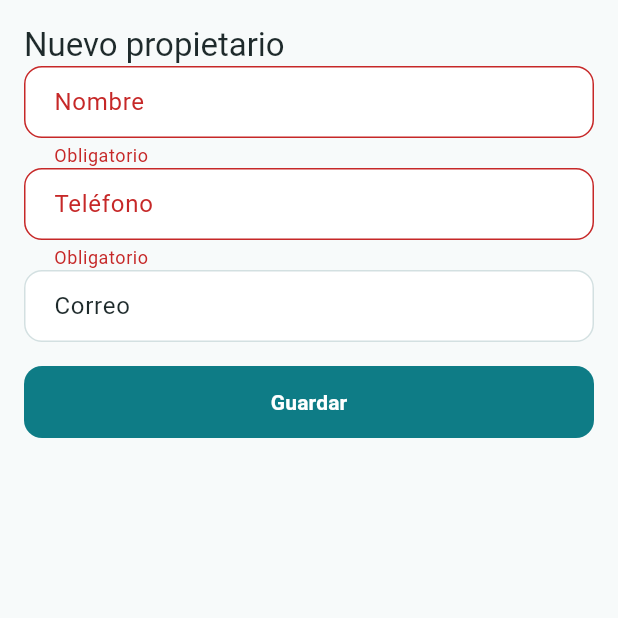
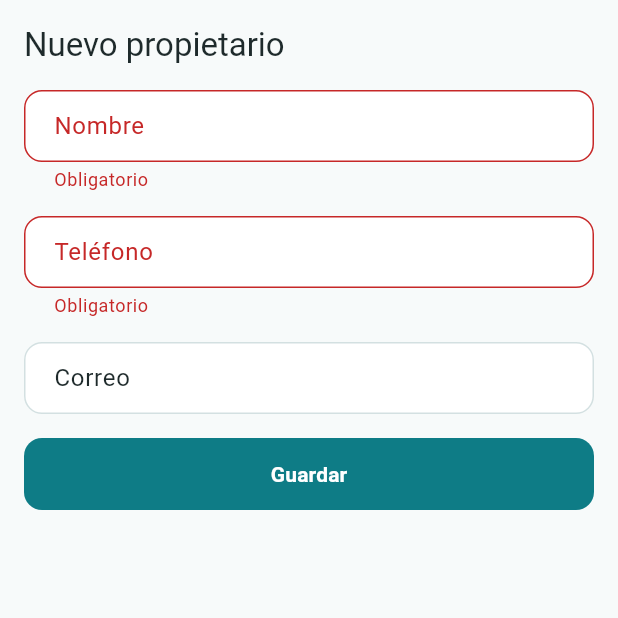
Before and after one commit to Choppers-code/VetCat, a Flutter app: the FormularioDePropietario screen opened directly, after a tap on "Guardar", on a phone screen of 412 x 824 dp, the top half of it. Run offline on Flutter 3.47's test engine with Material 3 defaults, Android fonts, the phone set to English and light mode, and no system bars; our stand-ins replace dio, flutter_riverpod, flutter_secure_storage, freezed_annotation; missing offline and left inert: flutter_appauth; accounts and stored records are empty.

Commit message:
fix(app): confirmar el teléfono repetido también al editar
Separa además los campos del formulario.

Refs #174

```diff
--- a/frontend/apps/vetcat_app/lib/features/propietarios/formulario_de_propietario.dart
+++ b/frontend/apps/vetcat_app/lib/features/propietarios/formulario_de_propietario.dart
@@ -8,6 +8,8 @@ import 'repositorio_de_propietarios.dart';
 
 const mensajeDeDuplicado =
     'Ya existe un propietario con ese teléfono. ¿Registrarlo de todos modos?';
+const mensajeDeDuplicadoAlEditar =
+    'Otro propietario ya tiene ese teléfono. ¿Guardar de todos modos?';
 
 /// Alta y edición. La dirección solo se ofrece si el plan incluye visitas a
 /// domicilio; el backend la rechaza igual si se fuerza.
@@ -78,7 +80,9 @@ class _Estado extends ConsumerState<FormularioDePropietario> {
       ref.read(pasoProvider.notifier).ir(PasoFicha(guardado.id));
     } on ErrorDeApi catch (e) {
       if (!mounted) return;
-      if (e.tipo == TipoDeError.conflicto && original == null) {
+      // El único 409 de alta y edición es el teléfono repetido. Ya confirmado,
+      // no se vuelve a preguntar.
+      if (e.tipo == TipoDeError.conflicto && !confirmarDuplicado) {
         setState(() => _guardando = false);
         if (await _confirmarDuplicado() && mounted) {
           await _guardar(confirmarDuplicado: true);
@@ -99,10 +103,11 @@ class _Estado extends ConsumerState<FormularioDePropietario> {
   }
 
   Future<bool> _confirmarDuplicado() async {
+    final alta = widget.propietario == null;
     final acepta = await showDialog<bool>(
       context: context,
       builder: (contexto) => AlertDialog(
-        content: const Text(mensajeDeDuplicado),
+        content: Text(alta ? mensajeDeDuplicado : mensajeDeDuplicadoAlEditar),
         actions: [
           TextButton(
             onPressed: () => Navigator.pop(contexto, false),
@@ -110,7 +115,9 @@ class _Estado extends ConsumerState<FormularioDePropietario> {
           ),
           FilledButton(
             onPressed: () => Navigator.pop(contexto, true),
-            child: const Text('Registrar de todos modos'),
+            child: Text(
+              alta ? 'Registrar de todos modos' : 'Guardar de todos modos',
+            ),
           ),
         ],
       ),
@@ -133,28 +140,33 @@ class _Estado extends ConsumerState<FormularioDePropietario> {
                   : 'Editar propietario',
               style: Theme.of(context).textTheme.titleLarge,
             ),
+            const SizedBox(height: 16),
             TextFormField(
               controller: _nombre,
               decoration: const InputDecoration(labelText: 'Nombre'),
               validator: _obligatorio,
             ),
+            const SizedBox(height: 16),
             TextFormField(
               controller: _telefono,
               decoration: const InputDecoration(labelText: 'Teléfono'),
               keyboardType: TextInputType.phone,
               validator: _obligatorio,
             ),
+            const SizedBox(height: 16),
             TextFormField(
               controller: _correo,
               decoration: const InputDecoration(labelText: 'Correo'),
               keyboardType: TextInputType.emailAddress,
               validator: _validarCorreo,
             ),
-            if (conDireccion)
+            if (conDireccion) ...[
+              const SizedBox(height: 16),
               TextFormField(
                 controller: _direccion,
                 decoration: const InputDecoration(labelText: 'Dirección'),
               ),
+            ],
             if (_error != null)
               Padding(
                 padding: const EdgeInsets.only(top: 12),
```
Also changed, not shown: 1 other file.
